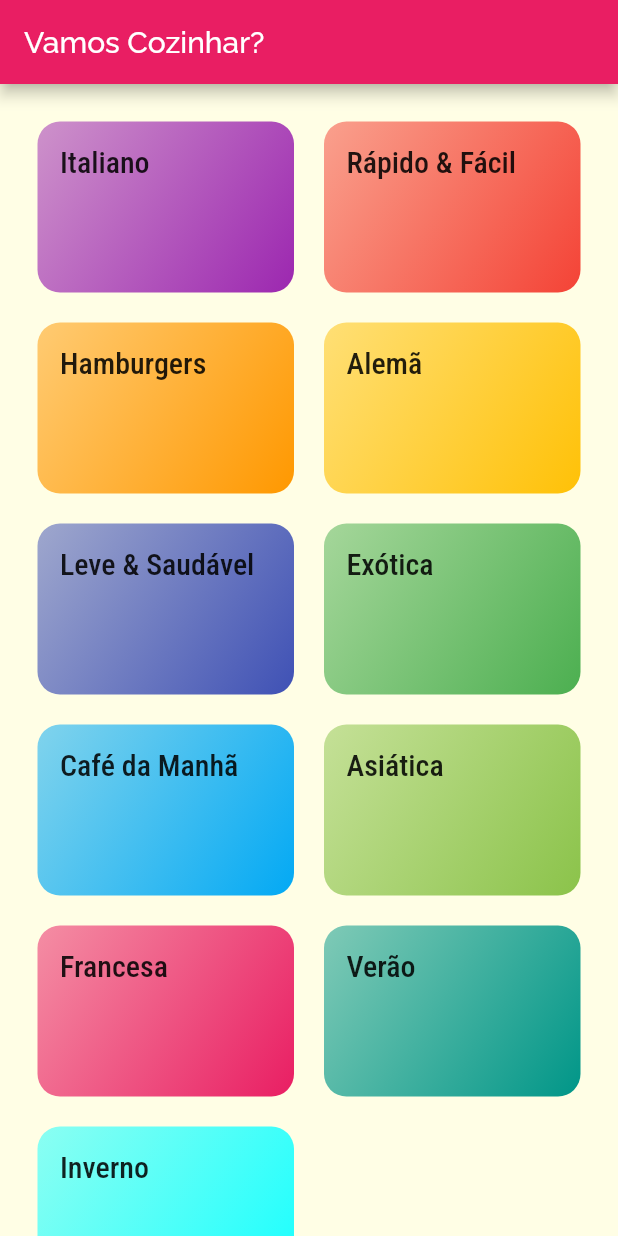
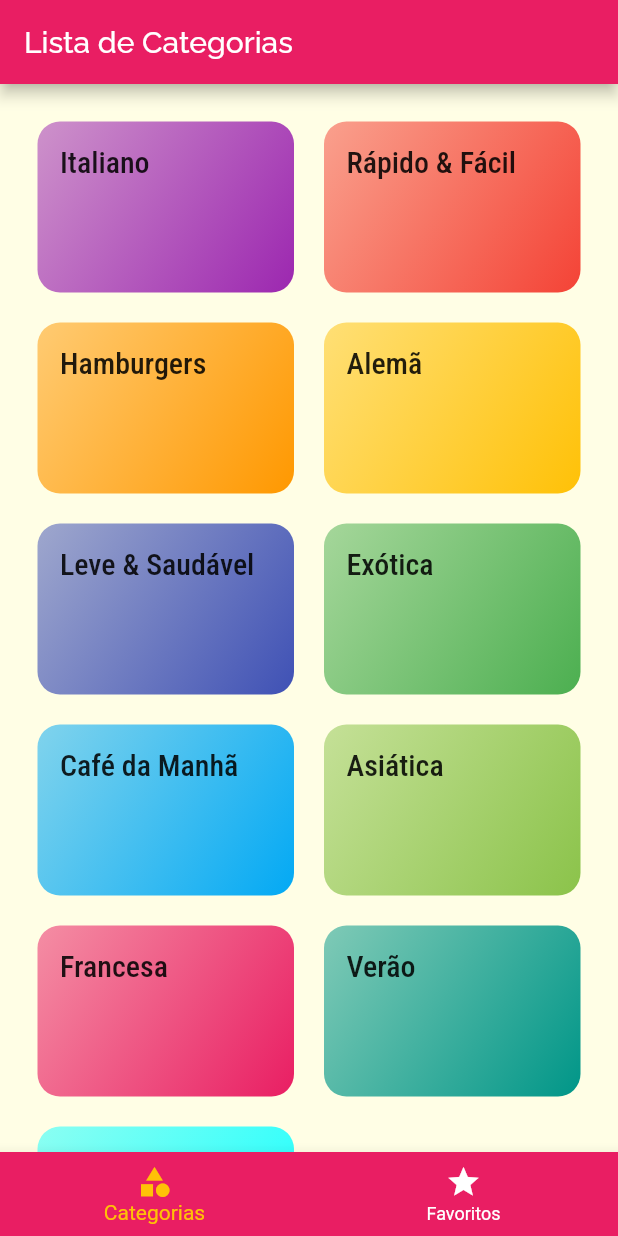
Before and after one commit to LeonardoMazza/receitas-do-mazza, a Flutter app: the screen it shows after launch, on a phone screen of 412 x 824 dp. Run offline on Flutter 3.47's test engine with Material 2 defaults, Android fonts, the phone set to English and light mode, and no system bars.

Commit message:
Tabs Screen

```diff
--- a/lib/main.dart
+++ b/lib/main.dart
@@ -1,8 +1,8 @@
 import 'package:flutter/material.dart';
 import 'package:receitasdomazza/screens/meal_detail_screen.dart';
-import 'screens/categories_screen.dart';
 import 'screens/categories_meals_screen.dart';
 import 'utils/app_routes.dart';
+import 'screens/tabs_screen.dart';
 
 void main() => runApp(MyApp());
 
@@ -25,7 +25,7 @@
         ),
       ),
       routes: {
-        AppRoutes.HOME: (ctx) => CategoriesScreen(),
+        AppRoutes.HOME: (ctx) => TabsScreen(),
         AppRoutes.CATEGORIES_MEALS: (ctx) => CategoriesMealsScreen(),
         AppRoutes.MEAL_DETAIL: (ctx) => MealDetailScreen(),
       },
--- a/lib/screens/categories_screen.dart
+++ b/lib/screens/categories_screen.dart
@@ -7,11 +7,7 @@
 
   @override
   Widget build(BuildContext context) {
-    return Scaffold(
-      appBar: AppBar(
-        title: Text('Vamos Cozinhar?'),
-      ),
-      body: GridView(
+    return GridView(
       padding: const EdgeInsets.all(25),
       gridDelegate: SliverGridDelegateWithMaxCrossAxisExtent(
         maxCrossAxisExtent: 200,
@@ -22,7 +18,6 @@
       children: DUMMY_CATEGORIES.map((cat){
         return CategoryItem(cat);
       }).toList(),
-      ),
     );
   }
 }
--- /dev/null
+++ b/lib/screens/favorite_screen.dart
@@ -0,0 +1,11 @@
+import 'package:flutter/material.dart';
+
+class FavoriteScreen extends StatelessWidget {
+
+  @override
+  Widget build(BuildContext context) {
+    return Center(
+      child: Text('Minhas Refeições Favoritas'),
+    );
+  }
+}
--- /dev/null
+++ b/lib/screens/tabs_screen.dart
@@ -0,0 +1,50 @@
+import 'package:flutter/material.dart';
+import 'package:receitasdomazza/screens/favorite_screen.dart';
+import 'package:receitasdomazza/screens/categories_screen.dart';
+
+class TabsScreen extends StatefulWidget {
+
+  @override
+  _TabsScreenState createState() => _TabsScreenState();
+}
+
+class _TabsScreenState extends State<TabsScreen> {
+  int _selectedScreenIndex = 0;
+  final List<Map<String?, Object?>> _screens = [
+    { 'title': 'Lista de Categorias', 'screen': CategoriesScreen() },
+    { 'title': 'Meus Favoritos', 'screen': FavoriteScreen() },
+  ];
+
+  _selectScreen(int index){
+    setState(() {
+      _selectedScreenIndex = index;
+    });
+  }
+
+  @override
+  Widget build(BuildContext context) {
+    return Scaffold(
+      appBar: AppBar(
+        title: Text(_screens[_selectedScreenIndex]['title'] as String),
+        ),
+      body: _screens[_selectedScreenIndex]['screen'] as Widget,
+      bottomNavigationBar: BottomNavigationBar(
+        onTap: _selectScreen,
+        backgroundColor: Theme.of(context).primaryColor,
+        unselectedItemColor: Colors.white,
+        selectedItemColor: Theme.of(context).accentColor,
+        currentIndex: _selectedScreenIndex,
+        items: [
+          BottomNavigationBarItem(
+            icon: Icon(Icons.category),
+            label: 'Categorias'
+          ),
+          BottomNavigationBarItem(
+            icon: Icon(Icons.star),
+            label: 'Favoritos'
+          ),
+        ],
+      ),
+    );
+  }
+}
```
Lines whose indentation alone changed are shown as unchanged.
